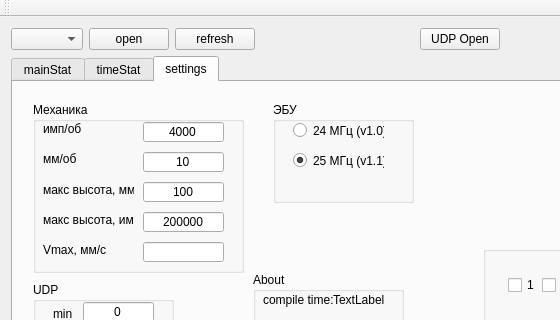
Old version of the form mainwindow.ui in the repository PoldenDev/polden-ver-motorControl-desktop; both pictures show x 0 to 560 and y 0 to 320 of the 816 by 739 pixel window.
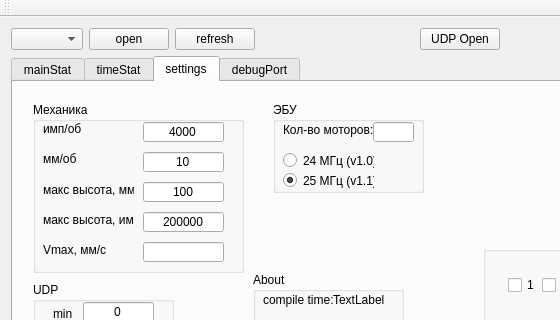
New version of the form. The open tabs and pages were chosen to show the change.

Patch:
```diff
--- a/mainwindow.ui
+++ b/mainwindow.ui
@@ -1502,8 +1502,8 @@
          <rect>
           <x>260</x>
           <y>20</y>
-          <width>141</width>
-          <height>101</height>
+          <width>151</width>
+          <height>91</height>
          </rect>
         </property>
         <property name="title">
@@ -1512,8 +1512,8 @@
         <widget class="QRadioButton" name="radioButtonFpgaFreq24">
          <property name="geometry">
           <rect>
-           <x>20</x>
-           <y>20</y>
+           <x>10</x>
+           <y>50</y>
            <width>91</width>
            <height>17</height>
           </rect>
@@ -1525,8 +1525,8 @@
         <widget class="QRadioButton" name="radioButtonFpgaFreq25">
          <property name="geometry">
           <rect>
-           <x>20</x>
-           <y>50</y>
+           <x>10</x>
+           <y>70</y>
            <width>91</width>
            <height>17</height>
           </rect>
@@ -1538,6 +1538,35 @@
           <bool>true</bool>
          </property>
         </widget>
+        <widget class="QLabel" name="label_3">
+         <property name="geometry">
+          <rect>
+           <x>10</x>
+           <y>20</y>
+           <width>91</width>
+           <height>16</height>
+          </rect>
+         </property>
+         <property name="text">
+          <string>Кол-во моторов:</string>
+         </property>
+        </widget>
+        <widget class="QLineEdit" name="lineEditMotorCount">
+         <property name="geometry">
+          <rect>
+           <x>100</x>
+           <y>20</y>
+           <width>41</width>
+           <height>20</height>
+          </rect>
+         </property>
+         <property name="inputMask">
+          <string>90</string>
+         </property>
+         <property name="alignment">
+          <set>Qt::AlignCenter</set>
+         </property>
+        </widget>
        </widget>
        <widget class="QGroupBox" name="groupBox_7">
         <property name="geometry">
@@ -1792,6 +1821,21 @@
         </layout>
        </widget>
       </widget>
+      <widget class="QWidget" name="tabDebugPort">
+       <attribute name="title">
+        <string>debugPort</string>
+       </attribute>
+       <widget class="QWidget" name="widgetComPorts" native="true">
+        <property name="geometry">
+         <rect>
+          <x>80</x>
+          <y>70</y>
+          <width>671</width>
+          <height>201</height>
+         </rect>
+        </property>
+       </widget>
+      </widget>
      </widget>
     </item>
     <item>
```
Left out of the diff: 2 changed lines with no effect on the pictures.
